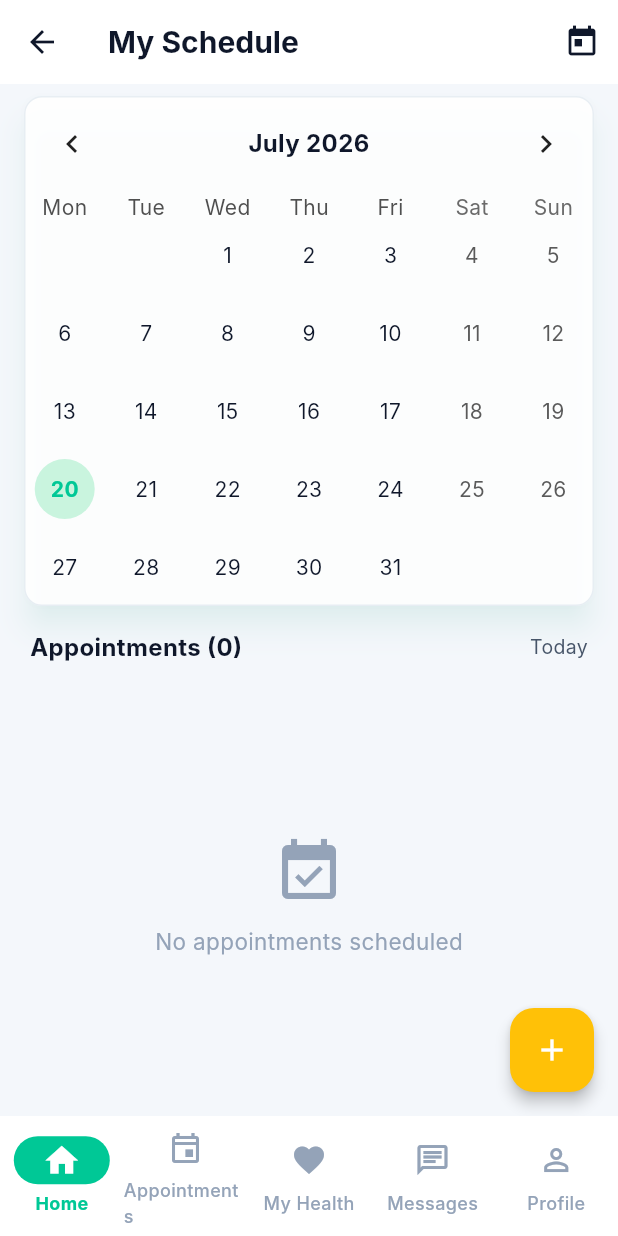
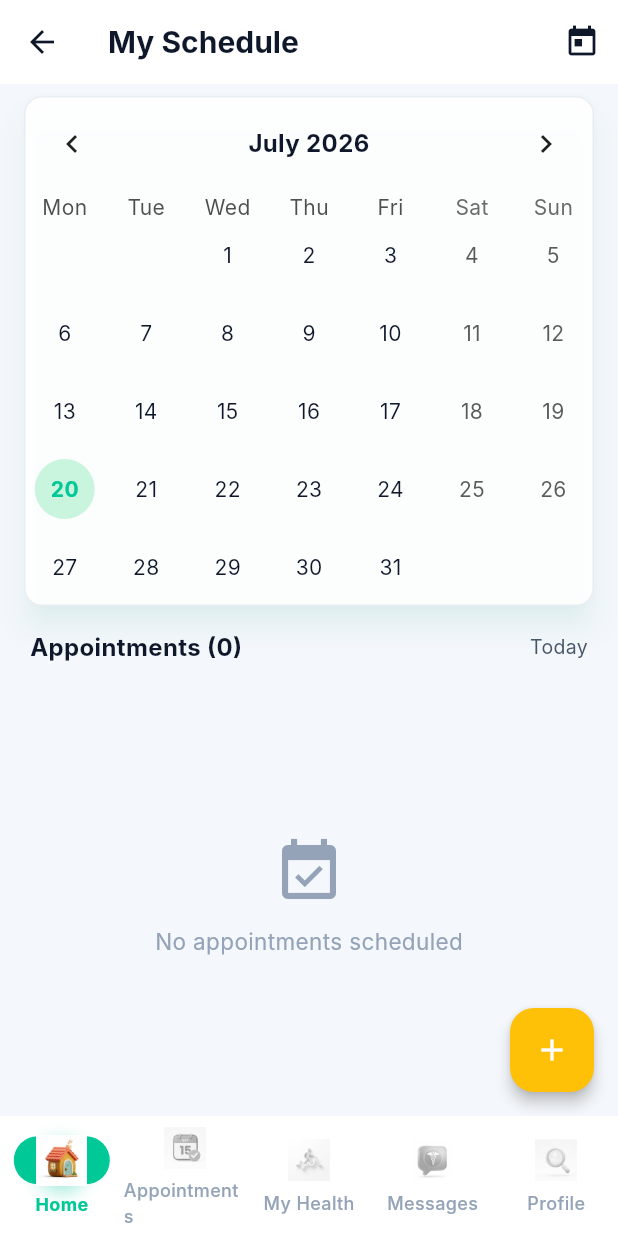
Before and after one commit to Ptl-Tech/Chiromo-app, a Flutter app: the DoctorCalendarScreen screen opened by its route, on a phone screen of 412 x 824 dp. Run offline on Flutter 3.47's test engine with Material 3 defaults, Android fonts, the phone set to English and light mode, and no system bars; drawn by our look-alikes of table_calendar; our stand-ins replace firebase_messaging, fl_chart, flutter_local_notifications, flutter_riverpod, go_router, image_picker and 3 more; accounts and stored records are empty; network calls fail; Roboto replaces fonts that are missing (Inter).

Commit message:
feat: upgrade UI with 3D bottom nav icons, active/inactive states, and smooth fade transitions for all routes

```diff
--- a/lib/widgets/layouts/app_shell.dart
+++ b/lib/widgets/layouts/app_shell.dart
@@ -58,8 +58,8 @@ class AppShell extends ConsumerWidget {
               destinations: navItems
                   .map(
                     (item) => NavigationRailDestination(
-                      icon: Icon(item.icon),
-                      selectedIcon: Icon(item.activeIcon),
+                      icon: _buildIcon(item, selected: false),
+                      selectedIcon: _buildIcon(item, selected: true),
                       label: Text(item.label),
                     ),
                   )
@@ -81,14 +81,50 @@ class AppShell extends ConsumerWidget {
         destinations: navItems
             .map(
               (item) => NavigationDestination(
-                icon: Icon(item.icon),
-                selectedIcon: Icon(item.activeIcon),
+                icon: _buildIcon(item, selected: false),
+                selectedIcon: _buildIcon(item, selected: true),
                 label: item.label,
               ),
             )
             .toList(),
       ),
     );
+  }
+
+  Widget _buildIcon(_NavItem item, {required bool selected}) {
+    if (item.imageAsset != null) {
+      if (selected) {
+        return Container(
+          width: 34,
+          height: 34,
+          decoration: BoxDecoration(
+            shape: BoxShape.circle,
+            boxShadow: [
+              BoxShadow(
+                color: ChiromoColors.primary.withValues(alpha: 0.4),
+                blurRadius: 10,
+                offset: const Offset(0, 4),
+              ),
+            ],
+          ),
+          child: Image.asset(item.imageAsset!, fit: BoxFit.contain),
+        );
+      } else {
+        return Opacity(
+          opacity: 0.6,
+          child: ColorFiltered(
+            colorFilter: const ColorFilter.matrix(<double>[
+              0.2126, 0.7152, 0.0722, 0, 0,
+              0.2126, 0.7152, 0.0722, 0, 0,
+              0.2126, 0.7152, 0.0722, 0, 0,
+              0,      0,      0,      1, 0,
+            ]),
+            child: Image.asset(item.imageAsset!, width: 28, height: 28),
+          ),
+        );
+      }
+    }
+    return Icon(selected ? item.activeIcon : item.icon);
   }
 
   int _currentIndex(BuildContext context, List<_NavItem> items) {
@@ -117,31 +153,11 @@ class AppShell extends ConsumerWidget {
     switch (role) {
       case UserRole.patient:
         return const [
-          _NavItem('Home', Icons.home_outlined, Icons.home, '/patient'),
-          _NavItem(
-            'Appointments',
-            Icons.event_outlined,
-            Icons.event,
-            '/patient/history',
-          ),
-          _NavItem(
-            'My Health',
-            Icons.favorite_outlined,
-            Icons.favorite,
-            '/patient/health',
-          ),
-          _NavItem(
-            'Messages',
-            Icons.chat_outlined,
-            Icons.chat,
-            '/patient/messages',
-          ),
-          _NavItem(
-            'Profile',
-            Icons.person_outline,
-            Icons.person,
-            '/patient/profile',
-          ),
+          _NavItem('Home', Icons.home_outlined, Icons.home, '/patient', 'assets/images/nav/home.png'),
+          _NavItem('Appointments', Icons.event_outlined, Icons.event, '/patient/history', 'assets/images/nav/appointments.png'),
+          _NavItem('My Health', Icons.favorite_outlined, Icons.favorite, '/patient/health', 'assets/images/nav/health.png'),
+          _NavItem('Messages', Icons.chat_outlined, Icons.chat, '/patient/messages', 'assets/images/nav/messages.png'),
+          _NavItem('Profile', Icons.person_outline, Icons.person, '/patient/profile', 'assets/images/nav/profile.png'),
         ];
       case UserRole.doctor:
       case UserRole.psychiatrist:
@@ -261,8 +277,9 @@ class _NavItem {
   final IconData icon;
   final IconData activeIcon;
   final String route;
+  final String? imageAsset;
 
-  const _NavItem(this.label, this.icon, this.activeIcon, this.route);
+  const _NavItem(this.label, this.icon, this.activeIcon, this.route, [this.imageAsset]);
 }
 
 /// Expanded sidebar used on desktop breakpoints.
@@ -357,6 +374,26 @@ class _DesktopSidebar extends StatelessWidget {
                         ),
                         child: Row(
                           children: [
+                            if (item.imageAsset != null)
+                              SizedBox(
+                                width: 24,
+                                height: 24,
+                                child: ColorFiltered(
+                                  colorFilter: selected
+                                      ? const ColorFilter.mode(Colors.transparent, BlendMode.multiply)
+                                      : const ColorFilter.matrix(<double>[
+                                          0.2126, 0.7152, 0.0722, 0, 0,
+                                          0.2126, 0.7152, 0.0722, 0, 0,
+                                          0.2126, 0.7152, 0.0722, 0, 0,
+                                          0,      0,      0,      1, 0,
+                                        ]),
+                                  child: Opacity(
+                                    opacity: selected ? 1.0 : 0.6,
+                                    child: Image.asset(item.imageAsset!),
+                                  ),
+                                ),
+                              )
+                            else
                               Icon(
                                 selected ? item.activeIcon : item.icon,
                                 size: 22,
--- a/pubspec.yaml
+++ b/pubspec.yaml
@@ -77,6 +77,8 @@ flutter:
     - assets/images/
     - assets/images/quick_actions/
     - assets/images/cbt_tools/
+    - assets/images/notifications/
+    - assets/images/nav/
     - assets/illustrations/
 
   # An image asset can refer to one or more resolution-specific "variants", see
```
Also changed, not shown: lib/features/notifications/data/datasources/notification_remote_datasource.dart (+37 -1 lines), lib/features/notifications/presentation/screens/notifications_screen.dart (+4 -3 lines), lib/router/app_router.dart (+8 -8 lines), assets/images/nav/appointments.png (added), assets/images/nav/health.png (added), assets/images/nav/home.png (added), assets/images/nav/messages.png (added), assets/images/nav/profile.png (added), assets/images/notifications/appointment.png (added), assets/images/notifications/cbt.png (added), assets/images/notifications/message.png (added), assets/images/notifications/system.png (added). Lines whose indentation alone changed are shown as unchanged.
